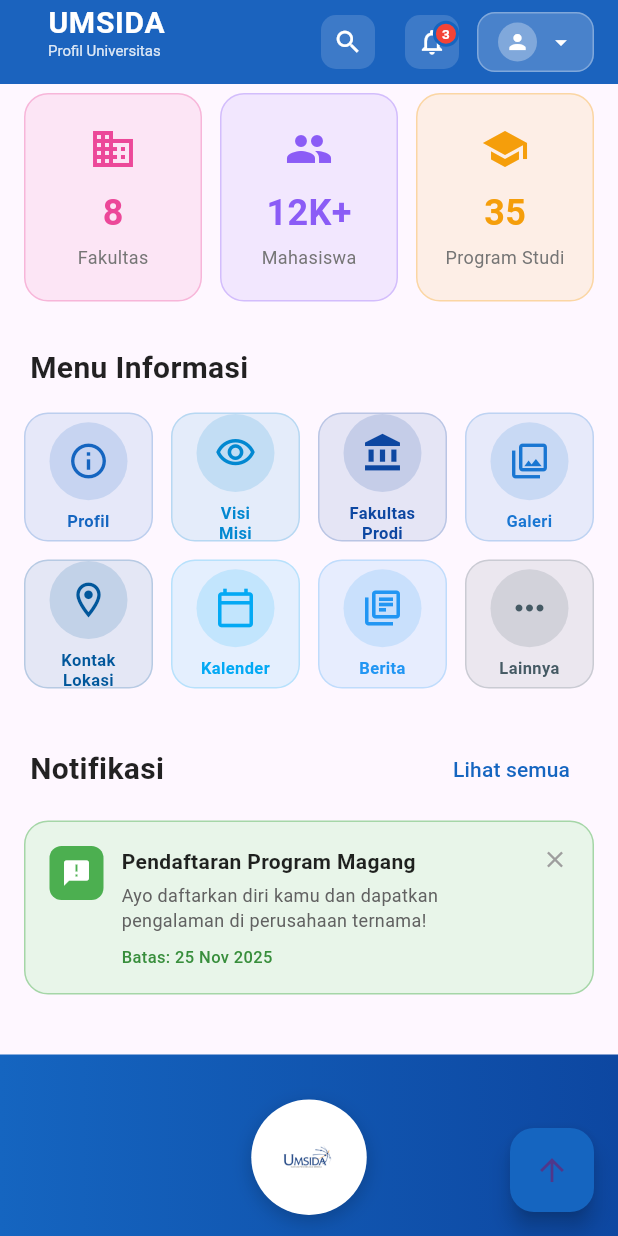
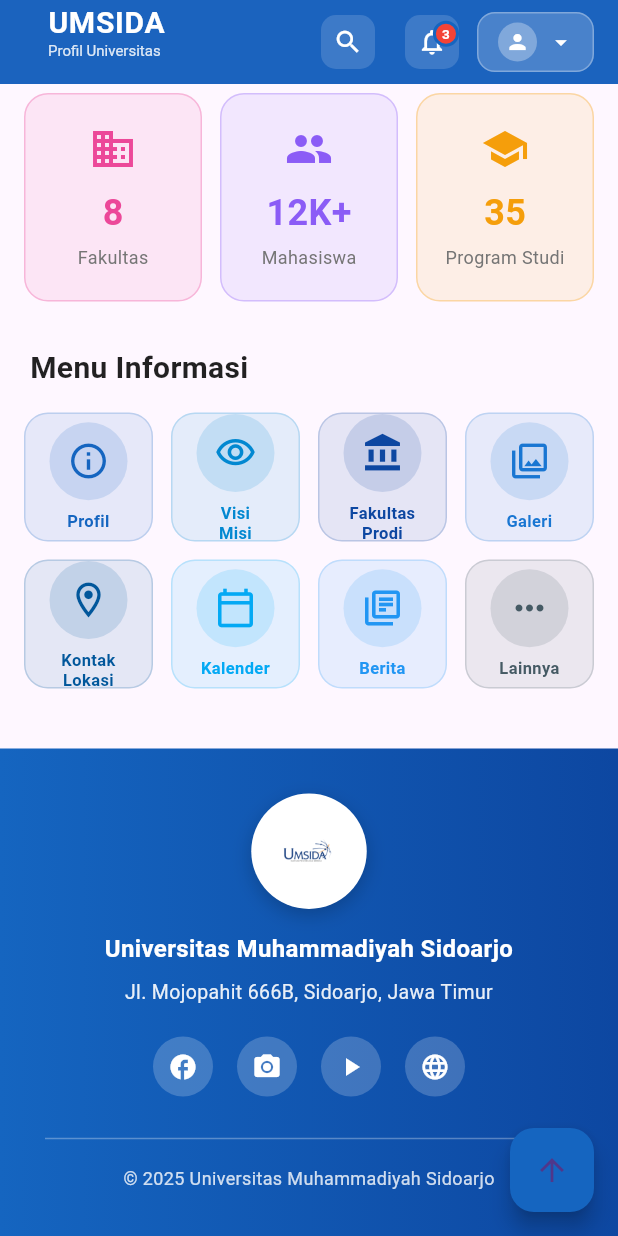
Before and after one commit to wahyualvyy/project-kelompok-1, a Flutter app: the screen it shows after launch, scrolled down 554 dp, on a phone screen of 412 x 824 dp. Run offline on Flutter 3.47's test engine with Material 3 defaults, Android fonts, the phone set to English and light mode, and no system bars.

Commit message:
update:readme

```diff
--- a/lib/pages/home_page.dart
+++ b/lib/pages/home_page.dart
@@ -56,8 +56,6 @@
                 _buildStatisticsCard(),
                 SizedBox(height: 30),
                 _buildMenuInformasi(),
-                SizedBox(height: 30),
-                _buildQuickNotification(),
                 SizedBox(height: 40),
                 _buildFooter(),
               ],
@@ -979,95 +977,6 @@
     );
   }
 
-  Widget _buildQuickNotification() {
-    return Column(
-      crossAxisAlignment: CrossAxisAlignment.start,
-      children: [
-        Padding(
-          padding: EdgeInsets.symmetric(horizontal: 20),
-          child: Row(
-            mainAxisAlignment: MainAxisAlignment.spaceBetween,
-            children: [
-              Text(
-                'Notifikasi',
-                style: TextStyle(
-                  fontSize: 20,
-                  fontWeight: FontWeight.bold,
-                  color: Colors.black87,
-                ),
-              ),
-              TextButton(
-                onPressed: () {},
-                child: Text(
-                  'Lihat semua',
-                  style: TextStyle(color: Color(0xFF1565C0)),
-                ),
-              ),
-            ],
-          ),
-        ),
-        SizedBox(height: 10),
-        Container(
-          margin: EdgeInsets.symmetric(horizontal: 16),
-          padding: EdgeInsets.all(16),
-          decoration: BoxDecoration(
-            color: Colors.green.shade50,
-            borderRadius: BorderRadius.circular(16),
-            border: Border.all(color: Colors.green.shade200),
-          ),
-          child: Row(
-            crossAxisAlignment: CrossAxisAlignment.start,
-            children: [
-              Container(
-                padding: EdgeInsets.all(8),
-                decoration: BoxDecoration(
-                  color: Colors.green,
-                  borderRadius: BorderRadius.circular(8),
-                ),
-                child: Icon(Icons.announcement, color: Colors.white, size: 20),
-              ),
-              SizedBox(width: 12),
-              Expanded(
-                child: Column(
-                  crossAxisAlignment: CrossAxisAlignment.start,
-                  children: [
-                    Text(
-                      'Pendaftaran Program Magang',
-                      style: TextStyle(
-                        fontWeight: FontWeight.bold,
-                        fontSize: 14,
-                        color: Colors.black87,
-                      ),
-                    ),
-                    SizedBox(height: 4),
-                    Text(
-                      'Ayo daftarkan diri kamu dan dapatkan pengalaman di perusahaan ternama!',
-                      style: TextStyle(
-                        fontSize: 12,
-                        color: Colors.grey.shade700,
-                        height: 1.4,
-                      ),
-                    ),
-                    SizedBox(height: 8),
-                    Text(
-                      'Batas: 25 Nov 2025',
-                      style: TextStyle(
-                        fontSize: 11,
-                        color: Colors.green.shade700,
-                        fontWeight: FontWeight.w500,
-                      ),
-                    ),
-                  ],
-                ),
-              ),
-              Icon(Icons.close, size: 18, color: Colors.grey),
-            ],
-          ),
-        ),
-      ],
-    );
-  }
-
   Widget _buildFooter() {
     return Container(
       width: double.infinity,
```
Also changed, not shown: 1 other file.
